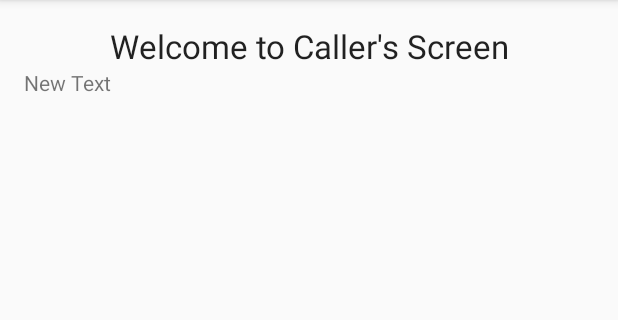
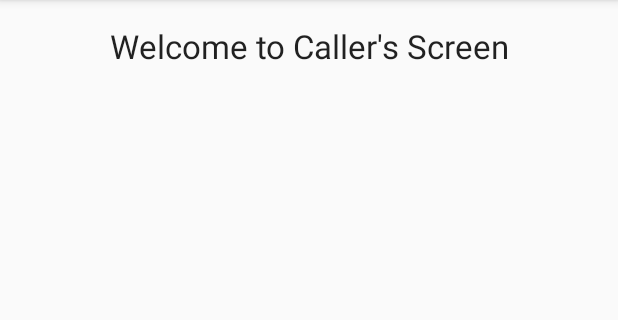
Before and after one commit to Arunva28/Shortcuts, an Android app: the screen it shows after launch (MainActivity), on a phone screen of 412 x 824 dp, the part 84-404 px from its top. Run offline under Robolectric (Android 15) with nearby library versions, the phone set to English and light mode, and no system bars; 1 statement that could not run was skipped.

```diff
--- /dev/null
+++ b/app/src/main/java/shortcuts/nura/com/shortcuts/Contact.java
@@ -0,0 +1,40 @@
+package shortcuts.nura.com.shortcuts;
+
+/**
+ * Created by Arun on 9/11/2016.
+ */
+public class Contact {
+
+    private double Number;
+    private String Name;
+
+    public Contact() {}
+
+    public Contact(String Name, String Number) {
+        super();
+        this.Number = Double.parseDouble(Number);
+        this.Name = Name;
+    }
+
+    public void setNumber(int number) {
+        Number = number;
+    }
+
+    public void setName(String name) {
+        Name = name;
+    }
+
+    public String getName() {
+        return Name;
+    }
+
+    public double getNumber() {
+        return Number;
+    }
+
+    @Override
+    public String toString() {
+        return "Contact [Name=" + Name + ", Number=" + Number+ "]";
+    }
+
+}
--- a/app/src/main/java/shortcuts/nura/com/shortcuts/MainActivity.java
+++ b/app/src/main/java/shortcuts/nura/com/shortcuts/MainActivity.java
@@ -42,12 +42,19 @@ public class MainActivity extends AppCompatActivity {
     private String contactID;
     private String contactName = null;
     private String contactNumber = null;
+
+    SelectContactsDB db;
+
     @Override
     protected void onCreate(Bundle savedInstanceState) {
         super.onCreate(savedInstanceState);
         setContentView(R.layout.activity_main);
         Toolbar toolbar = (Toolbar) findViewById(R.id.toolbar);
         setSupportActionBar(toolbar);
+
+         db = new SelectContactsDB(getApplicationContext());
+
+        db.createEntry(new Contact("Arun", "9731007615"));
 
         FloatingActionButton fab = (FloatingActionButton) findViewById(R.id.fab);
         fab.setOnClickListener(new View.OnClickListener() {
@@ -64,7 +71,7 @@ public class MainActivity extends AppCompatActivity {
         super.onActivityResult(requestCode, resultCode, data);
 
         if (requestCode == REQUEST_CODE_PICK_CONTACTS && resultCode == RESULT_OK) {
-            //Log.d(TAG, "Response: " + data.toString());
+
             uriContact = data.getData();
 
             retrieveContactName();
@@ -98,9 +105,6 @@ public class MainActivity extends AppCompatActivity {
     }
 
     private void retrieveContactNumber() {
-
-
-
         // getting contacts ID
         Cursor cursorID = getContentResolver().query(uriContact,
                 new String[]{ContactsContract.Contacts._ID},
@@ -112,8 +116,6 @@ public class MainActivity extends AppCompatActivity {
         }
 
         cursorID.close();
-
-        //Log.d(TAG, "Contact ID: " + contactID);
 
         // Using the contact ID now we will get contact phone number
         Cursor cursorPhone = getContentResolver().query(ContactsContract.CommonDataKinds.Phone.CONTENT_URI,
@@ -130,8 +132,8 @@ public class MainActivity extends AppCompatActivity {
             contactNumber = cursorPhone.getString(cursorPhone.getColumnIndex(ContactsContract.CommonDataKinds.Phone.NUMBER));
         }
 
-        TextView textView2 = (TextView )findViewById(R.id.textView2);
-        textView2.setText(contactNumber);
+       // TextView textView2 = (TextView )findViewById(R.id.textView2);
+        //textView2.setText(contactNumber);
 
         TableLayout tableLayout = new TableLayout(this);
         TableRow tableRow = new TableRow(this);
@@ -142,33 +144,18 @@ public class MainActivity extends AppCompatActivity {
         tableLayout.addView(tableRow);
         tableRow.addView(button);
 
-
-
-
         cursorPhone.close();
     }
 
     private void retrieveContactName() {
-
-
-
         // querying contact data store
         Cursor cursor = getContentResolver().query(uriContact, null, null, null, null);
 
         if (cursor.moveToFirst()) {
-
-
             contactName = cursor.getString(cursor.getColumnIndex(ContactsContract.Contacts.DISPLAY_NAME));
         }
-
         cursor.close();
-
-
     }
-
-
-
-
     public String GetPhoneNumber(String id)
     {
         String number = "";
@@ -182,9 +169,7 @@ public class MainActivity extends AppCompatActivity {
             }
             System.out.println(number);
         }
-
         phones.close();
-
         return number;
     }
 
@@ -206,7 +191,6 @@ public class MainActivity extends AppCompatActivity {
         if (id == R.id.action_settings) {
             return true;
         }
-
         return super.onOptionsItemSelected(item);
     }
 }
--- /dev/null
+++ b/app/src/main/java/shortcuts/nura/com/shortcuts/SelectContactsDB.java
@@ -0,0 +1,60 @@
+package shortcuts.nura.com.shortcuts;
+
+import android.content.ContentValues;
+import android.content.Context;
+import android.database.sqlite.SQLiteDatabase;
+import android.database.sqlite.SQLiteOpenHelper;
+
+
+
+
+/**
+ * Created by Arun on 9/11/2016.
+ */
+public class SelectContactsDB extends SQLiteOpenHelper {
+
+    // database version
+    private static final int database_VERSION = 1;
+    // database name
+    private static  String database_NAME = "Selected_Contacts";
+    private static  String table_Contacts = "Contacts";
+    private static  String Contact_Name = "Name";
+    private static  int Contact_Number = 0;
+
+    private static final String[] COLUMNS = { Contact_Name, String.valueOf(Contact_Number)};
+
+    public SelectContactsDB(Context context) {
+        super(context, database_NAME, null, database_VERSION);
+    }
+
+    @Override
+    public void onCreate(SQLiteDatabase db) {
+        // SQL statement to create book table
+        String CREATE_CONTATCS_TABLE = "CREATE TABLE Contacts ( " + "Name TEXT PRIMARY KEY, " + "Number int PRIMARY KEY)";
+        db.execSQL(CREATE_CONTATCS_TABLE);
+    }
+
+    @Override
+    public void onUpgrade(SQLiteDatabase db, int oldVersion, int newVersion) {
+        // drop books table if already exists
+        db.execSQL("DROP TABLE IF EXISTS books");
+        this.onCreate(db);
+    }
+
+    public void createEntry(Contact contact) {
+        // get reference of the BookDB database
+        SQLiteDatabase db = this.getWritableDatabase();
+
+        // make values to be inserted
+        ContentValues values = new ContentValues();
+        values.put(Contact_Name, contact.getName());
+        values.put(String.valueOf(Contact_Number), contact.getNumber());
+
+        // insert book
+        db.insert(table_Contacts, null, values);
+
+        // close database transaction
+        db.close();
+    }
+
+}
--- a/app/src/main/res/layout/content_main.xml
+++ b/app/src/main/res/layout/content_main.xml
@@ -26,20 +26,11 @@
         android:textAlignment="center"
         android:layout_alignParentEnd="true" />
 
-    <TextView
-        android:layout_width="wrap_content"
-        android:layout_height="wrap_content"
-        android:text="New Text"
-        android:id="@+id/textView2"
-        android:layout_below="@+id/textView"
-        android:layout_alignParentLeft="true"
-        android:layout_alignParentStart="true" />
-
     <TableLayout
         android:layout_width="match_parent"
         android:layout_height="match_parent"
-        android:layout_below="@+id/textView2"
         android:layout_alignParentLeft="true"
         android:layout_alignParentStart="true"
-        android:id="@+id/TableForButtons"></TableLayout>
+        android:id="@+id/TableForButtons"
+        android:layout_below="@+id/textView"></TableLayout>
 </RelativeLayout>
```
